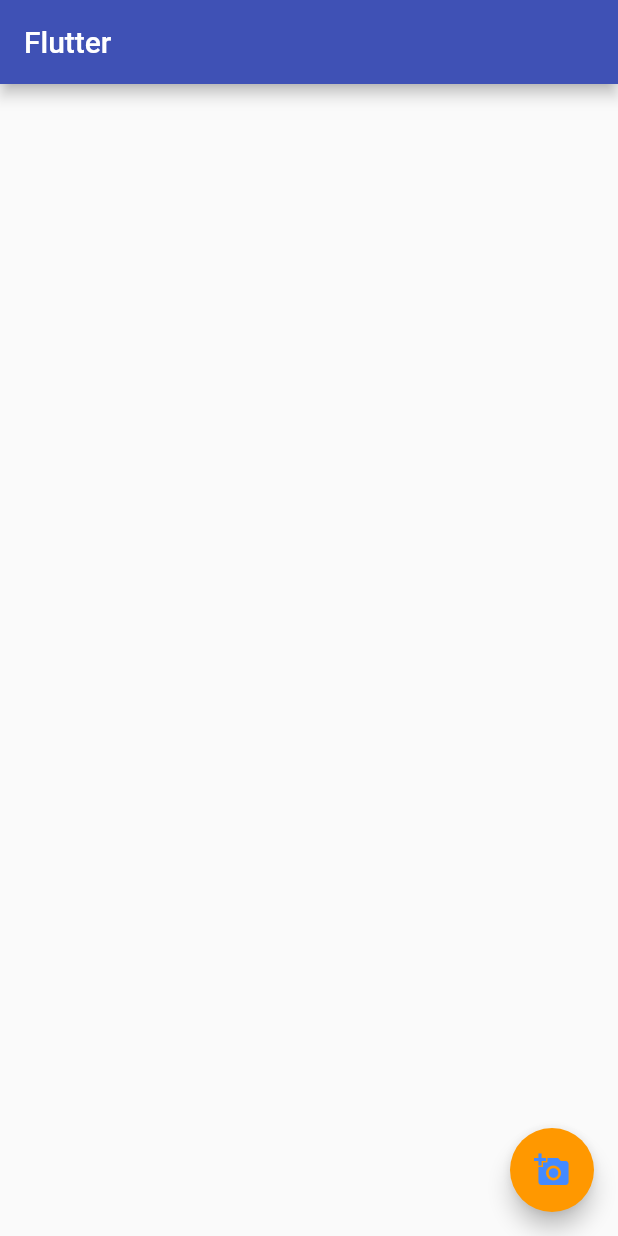
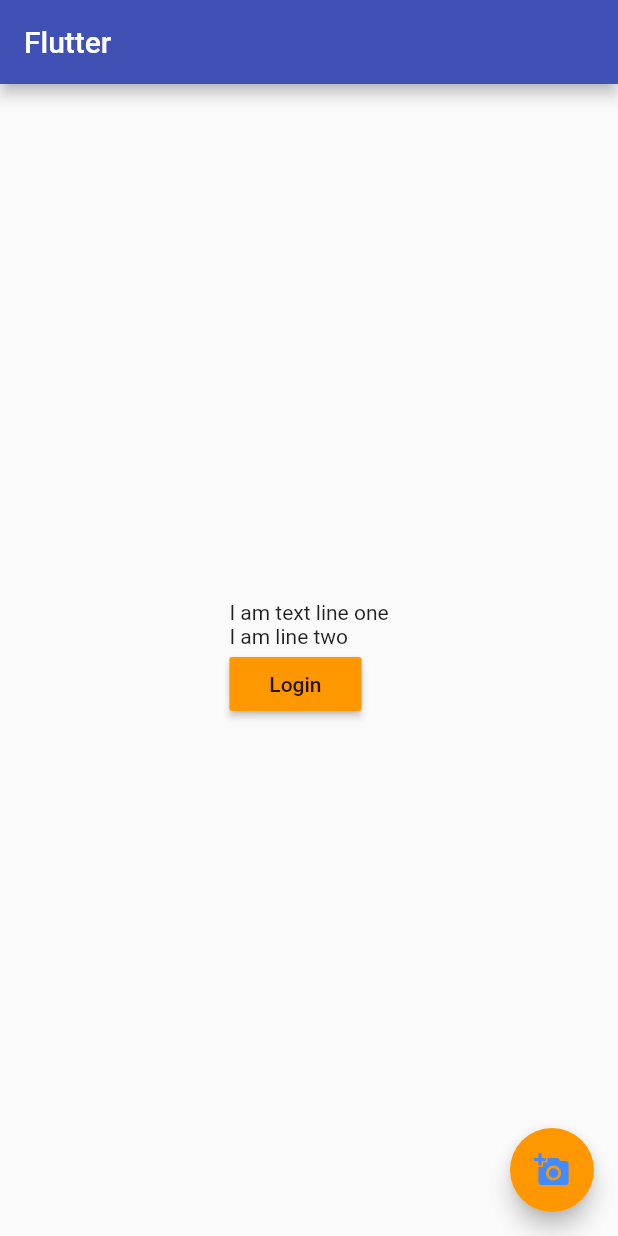
Before and after one commit to VadimPhilippov/my_stateless, a Flutter app: the screen it shows after launch, after a tap on the "add a photo" icon, on a phone screen of 412 x 824 dp. Run offline on Flutter 3.47's test engine with Material 2 defaults, Android fonts, the phone set to English and light mode, and no system bars.

Commit message:
Add a RaisedButton.

```diff
--- a/lib/main.dart
+++ b/lib/main.dart
@@ -1,4 +1,6 @@
 import 'package:flutter/material.dart';
+
+
 
 void main() {
   var app = MaterialApp(
@@ -13,6 +15,22 @@ void main() {
         title: Text('Flutter'),
         backgroundColor: Colors.indigo,
       ),
+      body: Center(
+        child: Column(
+          crossAxisAlignment: CrossAxisAlignment.start,
+          mainAxisAlignment: MainAxisAlignment.center,
+          children: <Widget>[
+            Text('I am text line one'),
+            Text('I am line two'),
+            RaisedButton(
+              onPressed: () {},
+              child: Text('Login'),
+              color: Colors.orange,
+              splashColor: Colors.blue,
+            ),
+          ],
+        ),
+      ),
       floatingActionButton: FloatingActionButton(
         onPressed: () {},
         child: Icon(
```
